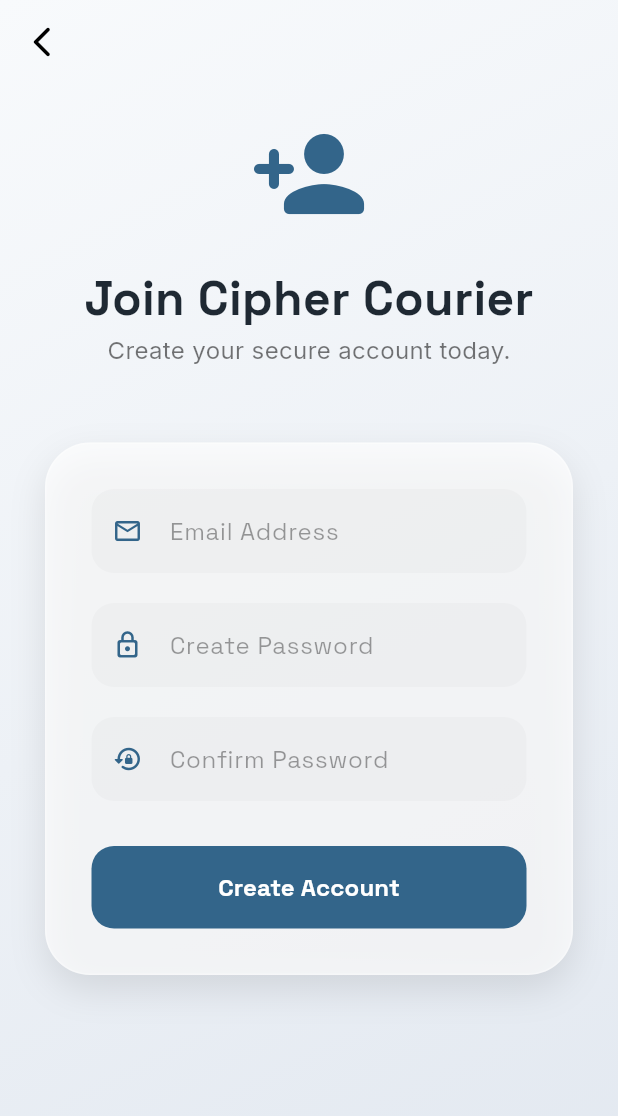
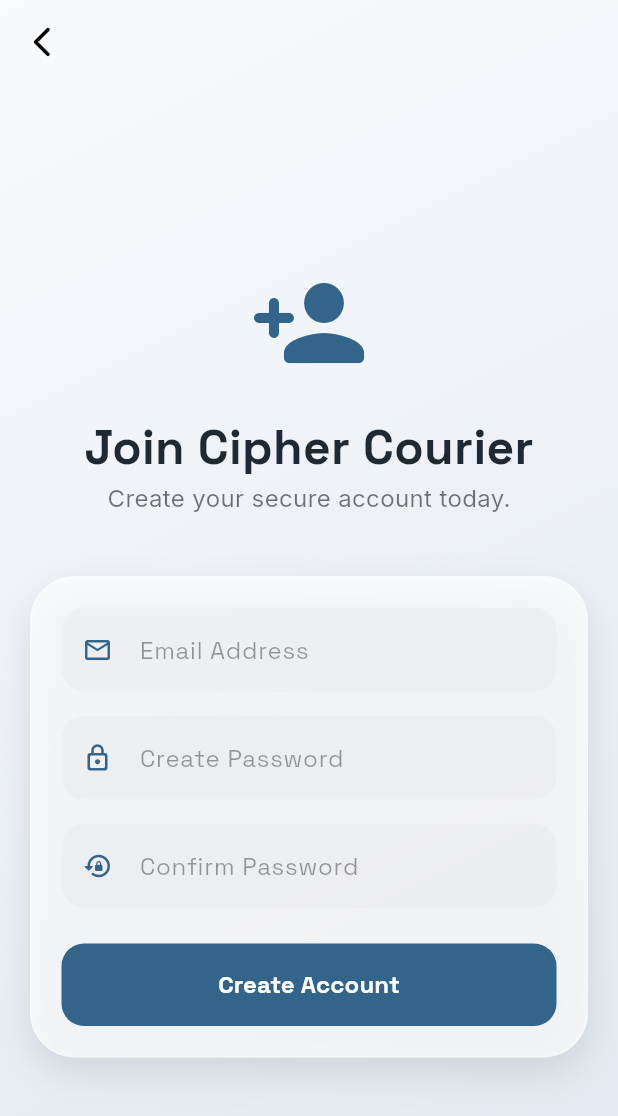
Before and after one commit to JaxenRoden27/.claudeMD, a Flutter app: the screen it shows after launch, after a tap on "Create Account", on a phone screen of 412 x 824 dp. Shown: the top 1116 px of the screen. Run offline on Flutter 3.47's test engine with Material 3 defaults, Android fonts, the phone set to English and light mode, and no system bars; our stand-ins replace cloud_firestore, firebase_auth, firebase_core, firebase_messaging, firebase_storage, flutter_secure_storage and 5 more; missing offline and left inert: cryptography, libsignal_protocol_dart, mobile_scanner; accounts and stored records are empty; network calls fail.

Commit message:
Refixed overflow on login page

```diff
--- a/lib/auth/login_page.dart
+++ b/lib/auth/login_page.dart
@@ -71,10 +71,17 @@
           ),
         ),
         child: SafeArea(
-          child: SingleChildScrollView(
-            padding: const EdgeInsets.symmetric(horizontal: 30, vertical: 50),
+          child: LayoutBuilder(
+            builder: (context, constraints) {
+              return SingleChildScrollView(
+                padding: const EdgeInsets.symmetric(horizontal: 20, vertical: 24),
+                child: ConstrainedBox(
+                  constraints: BoxConstraints(
+                    minHeight: constraints.maxHeight - 48,
+                  ),
                   child: Column(
                     crossAxisAlignment: CrossAxisAlignment.center,
+                    mainAxisAlignment: MainAxisAlignment.center,
                     children: [
                       // Logo/Title section
                       const Icon(Icons.lock_person_rounded, size: 80, color: Color(0xFF33658A)),
@@ -94,11 +101,11 @@
                           color: isDark ? Colors.white70 : Colors.black54,
                         ),
                       ),
-                const SizedBox(height: 50),
+                      const SizedBox(height: 40),
 
                       // Login Card with Glassmorphism feel
                       Container(
-                  padding: const EdgeInsets.all(30),
+                        padding: const EdgeInsets.all(20),
                         decoration: BoxDecoration(
                           color: isDark
                               ? Colors.white.withValues(alpha: 0.05)
@@ -125,7 +132,7 @@
                               icon: Icons.email_outlined,
                               isDark: isDark,
                             ),
-                      const SizedBox(height: 20),
+                            const SizedBox(height: 16),
                             _buildTextField(
                               controller: _passwordController,
                               label: 'Password',
@@ -133,7 +140,7 @@
                               isDark: isDark,
                               isPassword: true,
                             ),
-                      const SizedBox(height: 30),
+                            const SizedBox(height: 24),
                             if (_errorMessage != null)
                               Padding(
                                 padding: const EdgeInsets.only(bottom: 20),
@@ -200,8 +207,9 @@
                       ),
 
                       const SizedBox(height: 30),
-                Row(
-                  mainAxisAlignment: MainAxisAlignment.center,
+                      Wrap(
+                        alignment: WrapAlignment.center,
+                        crossAxisAlignment: WrapCrossAlignment.center,
                         children: [
                           Text("Don't have an account? ", style: TextStyle(color: isDark ? Colors.white70 : Colors.black54)),
                           GestureDetector(
@@ -220,6 +228,9 @@
                       ),
                     ],
                   ),
+                ),
+              );
+            },
           ),
         ),
       ),
--- a/lib/auth/register_page.dart
+++ b/lib/auth/register_page.dart
@@ -70,10 +70,17 @@
           ),
         ),
         child: SafeArea(
-          child: SingleChildScrollView(
-            padding: const EdgeInsets.symmetric(horizontal: 30, vertical: 20),
+          child: LayoutBuilder(
+            builder: (context, constraints) {
+              return SingleChildScrollView(
+                padding: const EdgeInsets.symmetric(horizontal: 20, vertical: 20),
+                child: ConstrainedBox(
+                  constraints: BoxConstraints(
+                    minHeight: constraints.maxHeight - 40,
+                  ),
                   child: Column(
                     crossAxisAlignment: CrossAxisAlignment.center,
+                    mainAxisAlignment: MainAxisAlignment.center,
                     children: [
                       const Icon(Icons.person_add_rounded, size: 80, color: Color(0xFF33658A)),
                       const SizedBox(height: 20),
@@ -92,10 +99,10 @@
                           color: isDark ? Colors.white70 : Colors.black54,
                         ),
                       ),
-                const SizedBox(height: 50),
+                      const SizedBox(height: 40),
 
                       Container(
-                  padding: const EdgeInsets.all(30),
+                        padding: const EdgeInsets.all(20),
                         decoration: BoxDecoration(
                           color: isDark
                               ? Colors.white.withValues(alpha: 0.05)
@@ -122,7 +129,7 @@
                               icon: Icons.email_outlined,
                               isDark: isDark,
                             ),
-                      const SizedBox(height: 20),
+                            const SizedBox(height: 16),
                             _buildTextField(
                               controller: _passwordController,
                               label: 'Create Password',
@@ -130,7 +137,7 @@
                               isDark: isDark,
                               isPassword: true,
                             ),
-                      const SizedBox(height: 20),
+                            const SizedBox(height: 16),
                             _buildTextField(
                               controller: _confirmPasswordController,
                               label: 'Confirm Password',
@@ -138,7 +145,7 @@
                               isDark: isDark,
                               isPassword: true,
                             ),
-                      const SizedBox(height: 30),
+                            const SizedBox(height: 24),
                             if (_errorMessage != null)
                               Padding(
                                 padding: const EdgeInsets.only(bottom: 20),
@@ -176,6 +183,9 @@
                     ],
                   ),
                 ),
+              );
+            },
+          ),
         ),
       ),
     );
--- a/lib/login_page.dart
+++ b/lib/login_page.dart
@@ -74,7 +74,7 @@
           child: LayoutBuilder(
             builder: (context, constraints) {
               return SingleChildScrollView(
-                padding: const EdgeInsets.symmetric(horizontal: 30, vertical: 24),
+                padding: const EdgeInsets.symmetric(horizontal: 20, vertical: 24),
                 child: ConstrainedBox(
                   constraints: BoxConstraints(
                     minHeight: constraints.maxHeight - 48, // Account for vertical padding
@@ -105,7 +105,7 @@
 
                       // Login Card with Glassmorphism feel
                       Container(
-                        padding: const EdgeInsets.all(30),
+                        padding: const EdgeInsets.all(20),
                         decoration: BoxDecoration(
                           color: isDark
                               ? Colors.white.withValues(alpha: 0.05)
@@ -207,8 +207,9 @@
                       ),
 
                       const SizedBox(height: 30),
-                      Row(
-                        mainAxisAlignment: MainAxisAlignment.center,
+                      Wrap(
+                        alignment: WrapAlignment.center,
+                        crossAxisAlignment: WrapCrossAlignment.center,
                         children: [
                           Text("Don't have an account? ", style: TextStyle(color: isDark ? Colors.white70 : Colors.black54)),
                           GestureDetector(
--- a/lib/register_page.dart
+++ b/lib/register_page.dart
@@ -71,7 +71,7 @@
         ),
         child: SafeArea(
           child: SingleChildScrollView(
-            padding: const EdgeInsets.symmetric(horizontal: 30, vertical: 20),
+            padding: const EdgeInsets.symmetric(horizontal: 20, vertical: 20),
             child: Column(
               crossAxisAlignment: CrossAxisAlignment.center,
               children: [
@@ -95,7 +95,7 @@
                 const SizedBox(height: 50),
 
                 Container(
-                  padding: const EdgeInsets.all(30),
+                  padding: const EdgeInsets.all(20),
                   decoration: BoxDecoration(
                     color: isDark
                         ? Colors.white.withValues(alpha: 0.05)
```
Lines whose indentation alone changed are shown as unchanged.
